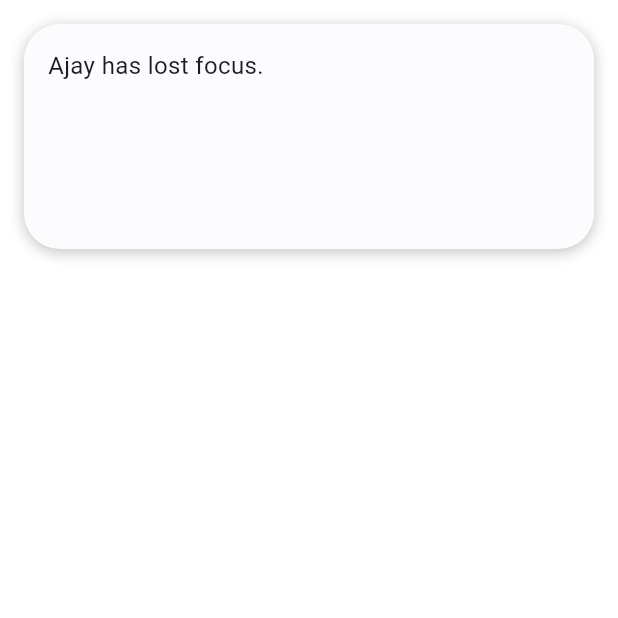
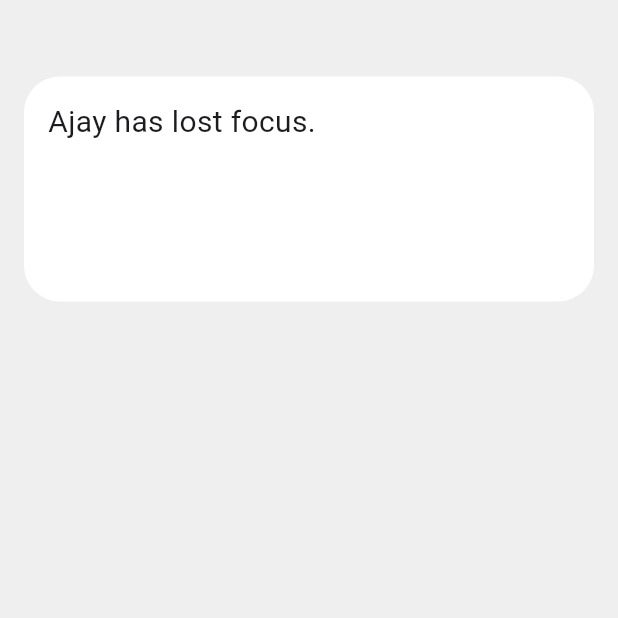
Before and after one commit to 0x006E/backfeed, a Flutter app: the screen it shows after launch, on a phone screen of 412 x 824 dp, the top half of it. Run offline on Flutter 3.47's test engine with Material 3 defaults, Android fonts, the phone set to English and light mode, and no system bars; our stand-ins replace auto_route, feather_icons, flutter_riverpod, gap, get_it, modal_bottom_sheet; missing offline and left inert: animated_visibility, elegant_spring_animation, flutter_statusbarcolor_ns, sprung, swipedetector_nullsafety; Roboto replaces fonts that are missing (SF Pro Display).

Commit message:
fix: add riverpod and small ui changes

```diff
--- a/analysis_options.yaml
+++ b/analysis_options.yaml
@@ -26,3 +26,7 @@ linter:
 
 # Additional information about this file can be found at
 # https://dart.dev/guides/language/analysis-options
+
+analyzer:
+  plugins:
+    - custom_lint
--- a/lib/common/ui/blurred_modal_bottom_sheet.dart
+++ b/lib/common/ui/blurred_modal_bottom_sheet.dart
@@ -1,5 +1,6 @@
 import 'dart:ui';
 
+import 'package:backfeed/common/utils/change_statusbar_color.dart';
 import 'package:flutter/material.dart';
 import 'package:modal_bottom_sheet/modal_bottom_sheet.dart';
 
@@ -24,7 +25,7 @@ class BackdropBlurredModal extends StatelessWidget {
       child: Padding(
         padding: const EdgeInsets.symmetric(horizontal: 16),
         child: BackdropFilter(
-          filter: ImageFilter.blur(sigmaX: 5, sigmaY: 5),
+          filter: ImageFilter.blur(sigmaX: 0, sigmaY: 0),
           child: Column(
             mainAxisAlignment: shouldExpandDownwards
                 ? MainAxisAlignment.start
@@ -64,6 +65,7 @@ Future<T> showBlurredModalBottomSheet<T>(
     double? fractionalOffsetFromTop}) async {
   assert(shouldExpandDownwards && fractionalOffsetFromTop != null,
       "You have provided shouldExpandDownwards = true and did not specify fractionalOffsetFromTop");
+  changeStatusBarColor(barrierColor ?? const Color(0x9EEAEAEA));
   final result = await showCustomModalBottomSheet(
       barrierColor: barrierColor,
       context: context,
--- a/lib/common/utils/change_statusbar_color.dart
+++ b/lib/common/utils/change_statusbar_color.dart
@@ -2,6 +2,10 @@ import 'package:flutter/material.dart';
 import 'package:flutter_statusbarcolor_ns/flutter_statusbarcolor_ns.dart';
 
 Future<void> changeStatusBarColor(Color color) async {
+  Color? statusbarColor = await FlutterStatusbarcolor.getStatusBarColor();
+  Color? navigationbarColor =
+      await FlutterStatusbarcolor.getNavigationBarColor();
+  if (statusbarColor == color && navigationbarColor == color) return;
   await FlutterStatusbarcolor.setStatusBarColor(color);
   await FlutterStatusbarcolor.setNavigationBarColor(color);
   if (useWhiteForeground(color)) {
--- a/lib/features/thoughts/thoughts_page.dart
+++ b/lib/features/thoughts/thoughts_page.dart
@@ -1,17 +1,32 @@
 import 'package:auto_route/auto_route.dart';
+import 'package:backfeed/common/utils/change_statusbar_color.dart';
 import 'package:backfeed/router/app_router.dart';
 import 'package:flutter/material.dart';
 
 @RoutePage()
-class ThoughtsPage extends StatelessWidget {
+class ThoughtsPage extends StatefulWidget {
   const ThoughtsPage({super.key});
 
   @override
+  State<ThoughtsPage> createState() => _ThoughtsPageState();
+}
+
+class _ThoughtsPageState extends State<ThoughtsPage> {
+  @override
+  void initState() {
+    super.initState();
+  }
+
+  @override
   Widget build(BuildContext context) {
+    changeStatusBarColor(Color(0xffEFEFEF));
     return Container(
-      color: Colors.white,
+      color: Color(0xffEFEFEF),
       padding: const EdgeInsets.all(16),
       child: Column(crossAxisAlignment: CrossAxisAlignment.stretch, children: [
+        const SizedBox(
+          height: 35,
+        ),
         GestureDetector(
           onTap: () => context.router.push(const ZenModeRoute()),
           child: Hero(
@@ -19,20 +34,13 @@ class ThoughtsPage extends StatelessWidget {
             child: Container(
               padding: const EdgeInsets.all(16),
               decoration: BoxDecoration(
-                  borderRadius: BorderRadius.circular(24),
-                  color: const Color(0xFFFCFCFE),
-                  boxShadow: const [
-                    BoxShadow(
-                      color: Color.fromRGBO(99, 99, 99, 0.4),
-                      offset: Offset(0, 2),
-                      blurRadius: 8,
-                      spreadRadius: 0,
-                    )
-                  ]),
+                borderRadius: BorderRadius.circular(24),
+                color: Colors.white,
+              ),
               constraints: const BoxConstraints(minHeight: 150),
               child: const Text(
                 "Ajay has lost focus.",
-                style: TextStyle(fontSize: 16),
+                style: TextStyle(fontSize: 20),
               ),
             ),
           ),
--- a/lib/main.dart
+++ b/lib/main.dart
@@ -1,10 +1,11 @@
 import 'package:backfeed/locator.dart';
 import 'package:backfeed/router/app_router.dart';
 import 'package:flutter/material.dart';
+import 'package:flutter_riverpod/flutter_riverpod.dart';
 
 void main() {
   setupLocator();
-  runApp(MyApp());
+  runApp(ProviderScope(child: MyApp()));
 }
 
 class MyApp extends StatelessWidget {
--- a/pubspec.yaml
+++ b/pubspec.yaml
@@ -12,10 +12,12 @@ dependencies:
   feather_icons: ^1.2.0
   flutter:
     sdk: flutter
+  flutter_riverpod: ^2.4.10
   flutter_statusbarcolor_ns: ^0.5.0
   gap: ^3.0.1
   get_it: ^7.6.7
   modal_bottom_sheet: ^3.0.0-pre
+  riverpod_annotation: ^2.3.4
   sprung: ^3.0.1
   swipedetector_nullsafety: ^2.0.0
 
@@ -25,6 +27,9 @@ dev_dependencies:
   flutter_lints: ^2.0.0
   auto_route_generator: ^7.3.2
   build_runner: ^2.4.8
+  riverpod_generator: ^2.3.11
+  custom_lint: ^0.6.0
+  riverpod_lint: ^2.3.9
 
 targets:
   $default:
```
Also changed, not shown: lib/features/zen/zenmode_page.dart (+26 -20 lines), pubspec.lock.
